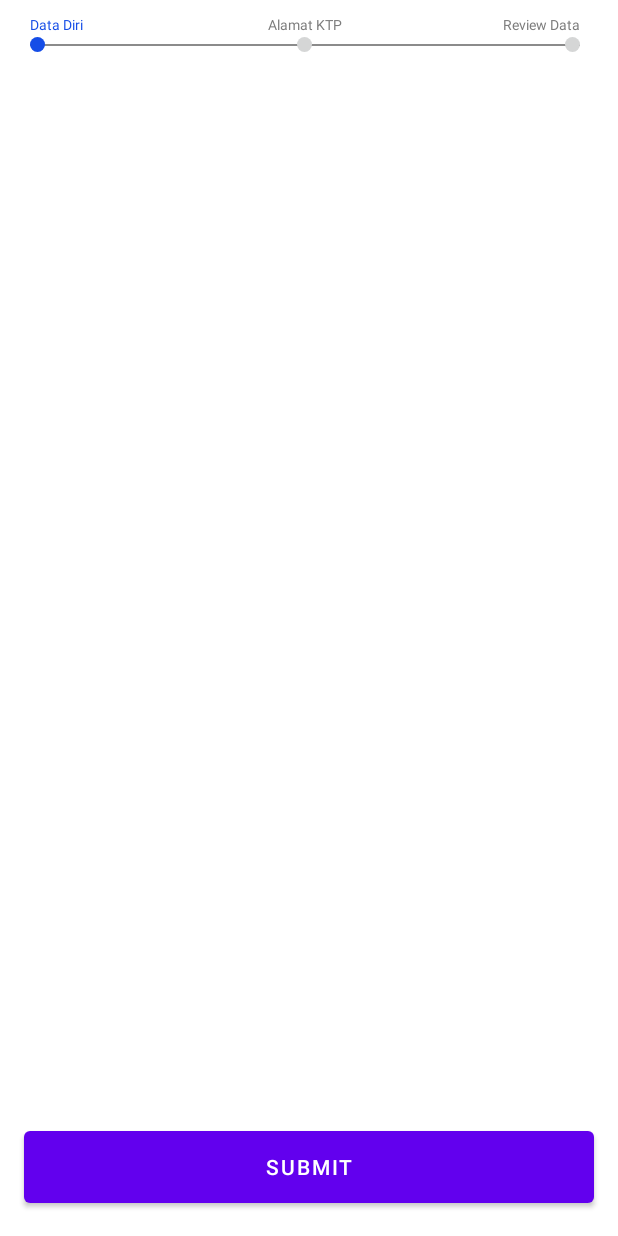
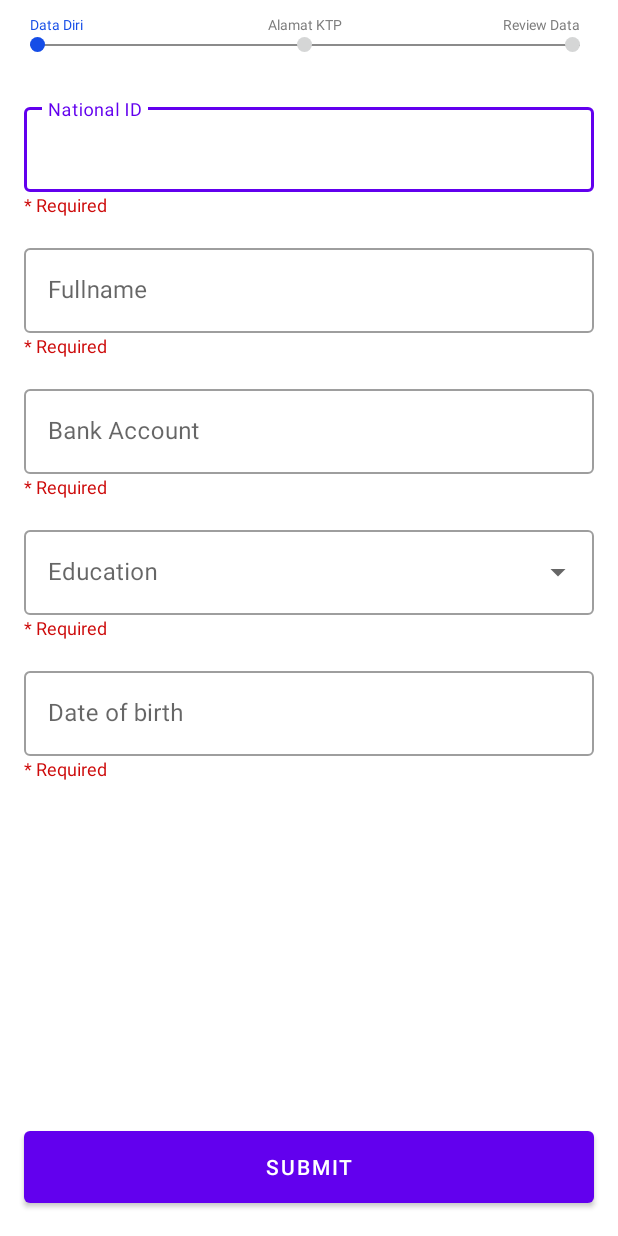
Before and after one commit to BonaDenyS/RegistrationTC, an Android app: the screen it shows after launch (RegistrationActivity), on a phone screen of 412 x 824 dp. Run offline under Robolectric (Android 15) with nearby library versions, the phone set to English and light mode, and no system bars.

Commit message:
create feature form data diri

```diff
--- /dev/null
+++ b/app/src/main/java/com/bonadenys/registrationtc/dropdownlist/Education.kt
@@ -0,0 +1,5 @@
+package com.bonadenys.registrationtc.dropdownlist
+
+enum class Education {
+    SD, SMP, SMA, S1, S2, S3
+}
--- /dev/null
+++ b/app/src/main/java/com/bonadenys/registrationtc/dropdownlist/HousingType.kt
@@ -0,0 +1,6 @@
+package com.bonadenys.registrationtc.dropdownlist
+
+enum class HousingType {
+    Rumah,
+    Kantor
+}
--- /dev/null
+++ b/app/src/main/java/com/bonadenys/registrationtc/model/ResponseField.kt
@@ -0,0 +1,4 @@
+package com.bonadenys.registrationtc.model
+
+class ResponseField(val isFullField: Boolean, val message: String) {
+}
--- /dev/null
+++ b/app/src/main/java/com/bonadenys/registrationtc/model/User.kt
@@ -0,0 +1,11 @@
+package com.bonadenys.registrationtc.model
+
+import com.bonadenys.registrationtc.dropdownlist.Education
+
+class User {
+    var nationalId: String = ""
+    var fullName: String = ""
+    var bankAccount: String = ""
+    var education: Education? = null
+    var dateOfBirth: String = ""
+}
--- a/app/src/main/java/com/bonadenys/registrationtc/ui/RegistrationActivity.kt
+++ b/app/src/main/java/com/bonadenys/registrationtc/ui/RegistrationActivity.kt
@@ -6,11 +6,17 @@ import android.view.View
 import androidx.fragment.app.Fragment
 import com.bonadenys.registrationtc.R
 import com.bonadenys.registrationtc.databinding.ActivityRegistrationBinding
+import com.bonadenys.registrationtc.databinding.FragmentIdentityBinding
+import com.bonadenys.registrationtc.model.ResponseField
+import com.bonadenys.registrationtc.model.User
+import com.bonadenys.registrationtc.ui.forms.IdentityFragment
 import com.google.android.material.snackbar.Snackbar
 
-class RegistrationActivity : AppCompatActivity() {
+class RegistrationActivity : AppCompatActivity(), SubmitCallback {
 
     private lateinit var binding: ActivityRegistrationBinding
+    private lateinit var fragment: Fragment
+    private lateinit var viewModel: RegistrationViewModel
     var timeline = 0
 
     override fun onCreate(savedInstanceState: Bundle?) {
@@ -20,13 +26,9 @@ class RegistrationActivity : AppCompatActivity() {
 
     private fun initialView() {
         binding = ActivityRegistrationBinding.inflate(layoutInflater)
+        setContentView(binding.root)
 
-        binding.submit.setOnClickListener {
-            timeline++
-            timelineView()
-        }
-
-        setContentView(binding.root)
+        viewModel = RegistrationViewModel()
     }
 
     override fun onResume() {
@@ -35,9 +37,12 @@ class RegistrationActivity : AppCompatActivity() {
     }
 
     private fun timelineView() {
-
+        fragment = Fragment()
         when (timeline) {
             0 -> {
+                val identityFragment = IdentityFragment()
+                identityFragment.setupCallback(this, binding.submit)
+                fragment = identityFragment
                 switchTimelineView(0)
             }
             1 -> {
@@ -48,6 +53,8 @@ class RegistrationActivity : AppCompatActivity() {
                 binding.submit.visibility = View.GONE
             }
         }
+
+        supportFragmentManager.beginTransaction().replace(binding.container.id, fragment).commit()
     }
 
     private fun switchTimelineView(timeline: Int) {
@@ -82,4 +89,22 @@ class RegistrationActivity : AppCompatActivity() {
             getDrawable(R.drawable.round_ball_gray)
         binding.layoutTimeline.timelineLabelRight.setTextColor(getColor(R.color.colorGray))
     }
+
+    override fun onDataDiriSubmit(
+        binding: FragmentIdentityBinding,
+        responseField: ResponseField,
+        user: User
+    ) {
+
+        viewModel.user = user
+
+        if (responseField.isFullField) {
+            timeline++
+            timelineView()
+        } else {
+            Snackbar.make(this.binding.container, responseField.message, Snackbar.LENGTH_SHORT)
+                .show()
+        }
+
+    }
 }
--- /dev/null
+++ b/app/src/main/java/com/bonadenys/registrationtc/ui/RegistrationViewModel.kt
@@ -0,0 +1,12 @@
+package com.bonadenys.registrationtc.ui
+
+
+import androidx.lifecycle.ViewModel
+import com.bonadenys.registrationtc.model.User
+
+class RegistrationViewModel : ViewModel() {
+
+    var user: User? = null
+
+
+}
--- /dev/null
+++ b/app/src/main/java/com/bonadenys/registrationtc/ui/SubmitCallback.kt
@@ -0,0 +1,10 @@
+package com.bonadenys.registrationtc.ui
+
+import com.bonadenys.registrationtc.databinding.FragmentIdentityBinding
+import com.bonadenys.registrationtc.model.ResponseField
+import com.bonadenys.registrationtc.model.User
+
+interface SubmitCallback {
+    fun onDataDiriSubmit(binding: FragmentIdentityBinding, responseField: ResponseField, user: User)
+
+}
--- /dev/null
+++ b/app/src/main/java/com/bonadenys/registrationtc/ui/forms/IdentityFragment.kt
@@ -0,0 +1,138 @@
+package com.bonadenys.registrationtc.ui.forms
+
+import android.annotation.SuppressLint
+import android.os.Bundle
+import android.text.InputFilter
+import androidx.fragment.app.Fragment
+import android.view.LayoutInflater
+import android.view.View
+import android.view.ViewGroup
+import android.widget.ArrayAdapter
+import android.widget.Button
+import com.bonadenys.registrationtc.databinding.FragmentIdentityBinding
+import com.bonadenys.registrationtc.model.ResponseField
+import com.bonadenys.registrationtc.model.User
+import com.bonadenys.registrationtc.ui.SubmitCallback
+import com.bonadenys.registrationtc.dropdownlist.Education
+import com.bonadenys.registrationtc.util.DateFormat
+import com.bonadenys.registrationtc.util.FieldChecker
+import com.google.android.material.datepicker.MaterialDatePicker
+
+class IdentityFragment() : Fragment() {
+
+    private var _binding: FragmentIdentityBinding? = null
+    private val binding get() = _binding!!
+    private var user = User()
+    private var submit: Button? = null
+    private var onSubmitCallback: SubmitCallback? = null
+
+    override fun onCreateView(
+        inflater: LayoutInflater, container: ViewGroup?,
+        savedInstanceState: Bundle?
+    ): View? {
+        return initialView()
+    }
+
+    fun setupCallback(onSubmitCallback: SubmitCallback, submit: Button) {
+        this.onSubmitCallback = onSubmitCallback
+        this.submit = submit
+    }
+
+    private fun dummy() {
+//        binding.nationalId.editText?.setText("1234567890123456")
+        binding.fullname.setText("Bona")
+        binding.bankAccount.setText("12345678")
+    }
+
+    @SuppressLint("SimpleDateFormat")
+    private fun initialView(): View {
+        _binding = FragmentIdentityBinding.inflate(layoutInflater)
+
+        binding.fullname.filters = arrayOf(InputFilter { source, _, _, _, _, _ ->
+            if (source == "") { // for backspace
+                return@InputFilter source
+            }
+
+            if (source.toString().matches(Regex("[a-zA-Z' ]+"))) {
+                source
+            } else ""
+        }, InputFilter.LengthFilter(10))
+
+        val adapter =
+            ArrayAdapter<Any?>(context!!, android.R.layout.simple_spinner_dropdown_item, Education.values())
+        binding.education.setAdapter(adapter)
+        binding.education.setOnItemClickListener { _, _, position, _ ->
+            user.education = Education.values()[position]
+        }
+
+        binding.dateOfBirth.setOnClickListener {
+            val builder = MaterialDatePicker.Builder.datePicker()
+            val picker = builder.build()
+            picker.show(fragmentManager!!, picker.toString())
+            picker.addOnPositiveButtonClickListener {
+                user.dateOfBirth = DateFormat.convert(picker.headerText)
+                binding.dateOfBirth.setText(user.dateOfBirth)
+            }
+        }
+
+        submit?.setOnClickListener {
+            onSubmitCallback?.onDataDiriSubmit(binding, isFullField(), user)
+        }
+
+        return binding.root
+    }
+
+    private fun isFullField(): ResponseField {
+
+        binding.nationalId.let {
+            FieldChecker.nationalIdChecker(it.text.toString()).let { fc ->
+                if (!fc.status) {
+                    it.error = fc.message
+                    return ResponseField(false, it.error.toString())
+                }
+            }
+            user.nationalId = it.text.toString()
+        }
+
+        binding.fullname.let {
+            FieldChecker.fullname(it.text.toString()).let { fc ->
+                if (!fc.status) {
+                    it.error = fc.message
+                    return ResponseField(false, fc.message)
+                }
+            }
+            user.fullName = it.text.toString()
+        }
+
+        binding.bankAccount.let {
+            FieldChecker.bankAccount(it.text.toString()).let { fc ->
+                if (!fc.status) {
+                    it.error = fc.message
+                    return ResponseField(false, it.error.toString())
+                }
+            }
+            user.bankAccount = it.text.toString()
+        }
+
+        binding.education.let {
+            FieldChecker.education(it.text.toString()).let { fc ->
+                if (!fc.status) {
+                    it.error = fc.message
+                    return ResponseField(false, it.error.toString())
+                }
+            }
+        }
+
+        binding.dateOfBirth.let {
+            FieldChecker.dateOfBirth(it.text.toString()).let { fc ->
+                if (!fc.status) {
+                    it.error = fc.message
+                    return ResponseField(false, it.error.toString())
+                }
+            }
+            user.dateOfBirth = it.text.toString()
+        }
+
+        return ResponseField(true, "")
+    }
+}
--- /dev/null
+++ b/app/src/main/res/layout/fragment_identity.xml
@@ -0,0 +1,130 @@
+<?xml version="1.0" encoding="utf-8"?>
+<FrameLayout xmlns:android="http://schemas.android.com/apk/res/android"
+    xmlns:tools="http://schemas.android.com/tools"
+    android:id="@+id/fragment_identity"
+    android:layout_width="match_parent"
+    android:layout_height="match_parent"
+    tools:context=".ui.forms.IdentityFragment">
+
+    <LinearLayout
+        android:layout_width="match_parent"
+        android:layout_height="match_parent"
+        android:orientation="vertical"
+        android:padding="16dp"
+        tools:ignore="UselessParent">
+
+        <com.google.android.material.textfield.TextInputLayout
+            style="@style/Widget.MaterialComponents.TextInputLayout.OutlinedBox"
+            android:layout_width="match_parent"
+            android:layout_height="wrap_content"
+            android:layout_marginBottom="15dp"
+            android:hint="@string/national_id">
+
+            <TextView
+                android:layout_width="match_parent"
+                android:layout_height="wrap_content"
+                android:text="@string/required"
+                android:textColor="@color/colorDarkRed"
+                android:textSize="12sp" />
+
+            <com.google.android.material.textfield.TextInputEditText
+                android:id="@+id/national_id"
+                android:layout_width="match_parent"
+                android:layout_height="wrap_content"
+                android:inputType="number" />
+
+        </com.google.android.material.textfield.TextInputLayout>
+
+        <com.google.android.material.textfield.TextInputLayout
+            style="@style/Widget.MaterialComponents.TextInputLayout.OutlinedBox"
+            android:layout_width="match_parent"
+            android:layout_height="wrap_content"
+            android:layout_marginBottom="15dp"
+            android:hint="@string/fullname">
+
+            <TextView
+                android:layout_width="match_parent"
+                android:layout_height="wrap_content"
+                android:text="@string/required"
+                android:textColor="@color/colorDarkRed"
+                android:textSize="12sp" />
+
+            <com.google.android.material.textfield.TextInputEditText
+                android:id="@+id/fullname"
+                android:layout_width="match_parent"
+                android:layout_height="wrap_content"
+                android:inputType="text"
+                android:maxLength="10" />
+
+        </com.google.android.material.textfield.TextInputLayout>
+
+        <com.google.android.material.textfield.TextInputLayout
+            style="@style/Widget.MaterialComponents.TextInputLayout.OutlinedBox"
+            android:layout_width="match_parent"
+            android:layout_height="wrap_content"
+            android:layout_marginBottom="15dp"
+            android:hint="@string/bank_account">
+
+            <TextView
+                android:layout_width="match_parent"
+                android:layout_height="wrap_content"
+                android:text="@string/required"
+                android:textColor="@color/colorDarkRed"
+                android:textSize="12sp" />
+
+            <com.google.android.material.textfield.TextInputEditText
+                android:id="@+id/bank_account"
+                android:layout_width="match_parent"
+                android:layout_height="wrap_content"
+                android:inputType="number" />
+
+        </com.google.android.material.textfield.TextInputLayout>
+
+        <com.google.android.material.textfield.TextInputLayout
+            style="@style/Widget.MaterialComponents.TextInputLayout.OutlinedBox.ExposedDropdownMenu"
+            android:layout_width="match_parent"
+            android:layout_height="wrap_content"
+            android:layout_marginBottom="15dp"
+            android:hint="@string/education">
+
+            <TextView
+                android:layout_width="match_parent"
+                android:layout_height="wrap_content"
+                android:text="@string/required"
+                android:textColor="@color/colorDarkRed"
+                android:textSize="12sp" />
+
+            <AutoCompleteTextView
+                android:id="@+id/education"
+                android:layout_width="match_parent"
+                android:layout_height="wrap_content"
+                android:focusable="false"
+                android:inputType="none"
+                tools:ignore="LabelFor" />
+
+        </com.google.android.material.textfield.TextInputLayout>
+
+        <com.google.android.material.textfield.TextInputLayout
+            style="@style/Widget.MaterialComponents.TextInputLayout.OutlinedBox"
+            android:layout_width="match_parent"
+            android:layout_height="wrap_content"
+            android:layout_marginBottom="15dp"
+            android:hint="@string/date_of_birth">
+
+            <TextView
+                android:layout_width="match_parent"
+                android:layout_height="wrap_content"
+                android:text="@string/required"
+                android:textColor="@color/colorDarkRed"
+                android:textSize="12sp" />
+
+            <com.google.android.material.textfield.TextInputEditText
+                android:id="@+id/date_of_birth"
+                android:layout_width="match_parent"
+                android:layout_height="wrap_content"
+                android:focusable="false"
+                android:inputType="text" />
+
+        </com.google.android.material.textfield.TextInputLayout>
+    </LinearLayout>
+</FrameLayout>
--- a/app/src/main/res/values/strings.xml
+++ b/app/src/main/res/values/strings.xml
@@ -4,4 +4,10 @@
     <string name="alamat_ktp">Alamat KTP</string>
     <string name="data_diri">Data Diri</string>
     <string name="submit">Submit</string>
+    <string name="national_id">National ID</string>
+    <string name="fullname">Fullname</string>
+    <string name="bank_account">Bank Account</string>
+    <string name="education">Education</string>
+    <string name="date_of_birth">Date of birth</string>
+    <string name="required">* Required</string>
 </resources>
```
Also changed, not shown: app/src/main/java/com/bonadenys/registrationtc/util/DateFormat.kt (added, +14 -0 lines), app/src/main/java/com/bonadenys/registrationtc/util/FieldChecker.kt (added, +71 -0 lines).
